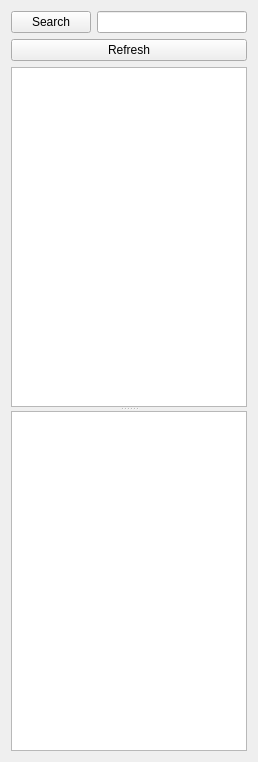
Above: tools/debug/UI/Inspector.ui from TrickPlay/Trickplay before the change. Below: the same form after it.
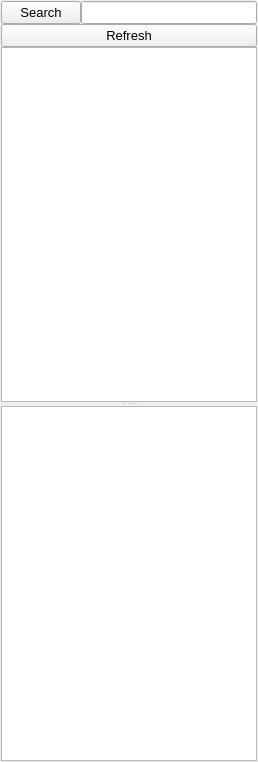
That is the form after the change.

What changed in the file:
```diff
--- a/tools/debug/UI/Inspector.ui
+++ b/tools/debug/UI/Inspector.ui
@@ -10,10 +10,21 @@
     <height>762</height>
    </rect>
   </property>
+  <property name="font">
+   <font>
+    <pointsize>10</pointsize>
+   </font>
+  </property>
   <property name="windowTitle">
    <string>Form</string>
   </property>
   <layout class="QGridLayout" name="gridLayout">
+   <property name="margin">
+    <number>1</number>
+   </property>
+   <property name="spacing">
+    <number>0</number>
+   </property>
    <item row="2" column="0">
     <widget class="QSplitter" name="splitter">
      <property name="orientation">
@@ -26,6 +37,11 @@
         <height>0</height>
        </size>
       </property>
+      <property name="font">
+       <font>
+        <pointsize>10</pointsize>
+       </font>
+      </property>
       <property name="alternatingRowColors">
        <bool>true</bool>
       </property>
@@ -43,6 +59,11 @@
         <height>0</height>
        </size>
       </property>
+      <property name="font">
+       <font>
+        <pointsize>10</pointsize>
+       </font>
+      </property>
       <property name="editTriggers">
        <set>QAbstractItemView::DoubleClicked|QAbstractItemView::EditKeyPressed|QAbstractItemView::SelectedClicked</set>
       </property>
@@ -60,6 +81,11 @@
    </item>
    <item row="1" column="0">
     <widget class="QPushButton" name="refresh">
+     <property name="font">
+      <font>
+       <pointsize>10</pointsize>
+      </font>
+     </property>
      <property name="text">
       <string>Refresh</string>
      </property>
@@ -69,6 +95,11 @@
     <layout class="QHBoxLayout" name="horizontalLayout">
      <item>
       <widget class="QPushButton" name="search">
+       <property name="font">
+        <font>
+         <pointsize>10</pointsize>
+        </font>
+       </property>
        <property name="text">
         <string>Search</string>
        </property>
@@ -76,6 +107,11 @@
      </item>
      <item>
       <widget class="QLineEdit" name="lineEdit">
+       <property name="font">
+        <font>
+         <pointsize>10</pointsize>
+        </font>
+       </property>
        <property name="text">
         <string/>
        </property>
```
